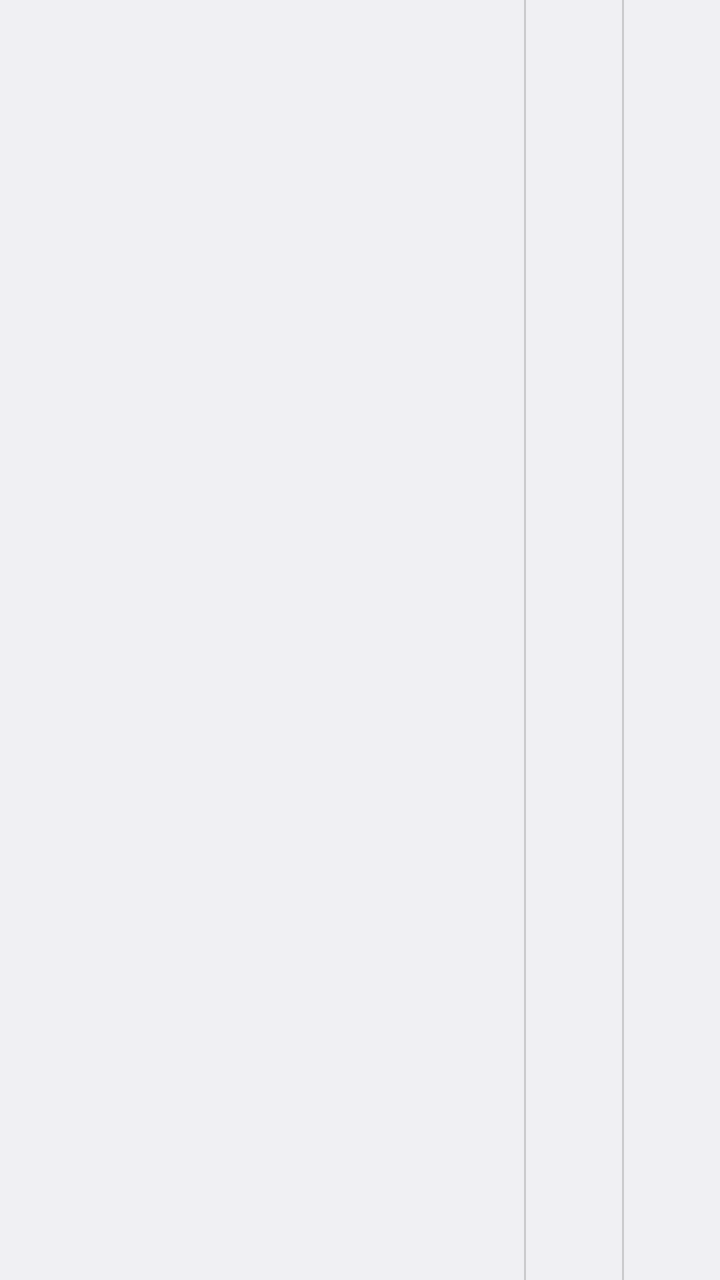
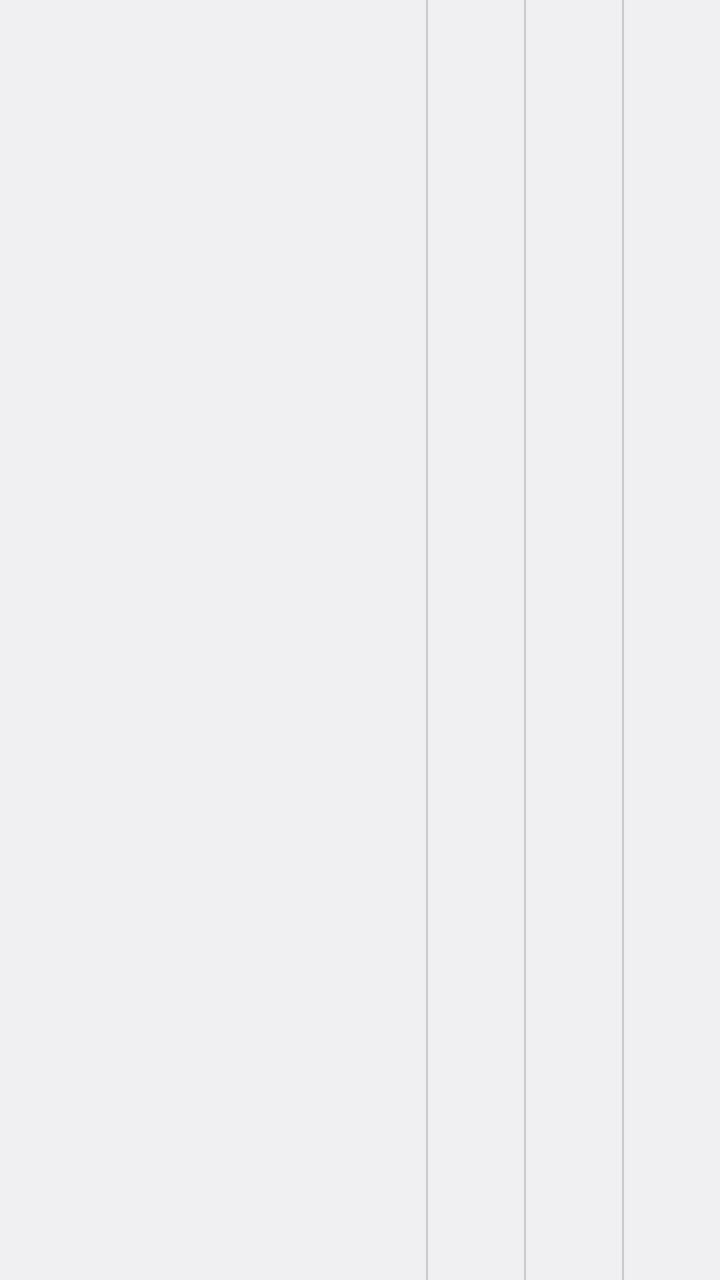

Compare the two renders of this Android layout. The source of the first and the diff that turns it into the second are given below.
<!-- AndroidManifest.xml: application theme Theme -->
<!-- res/layout/notification.xml -->
<?xml version="1.0" encoding="utf-8"?>
<LinearLayout xmlns:android="http://schemas.android.com/apk/res/android"
              android:layout_width="match_parent"
              android:layout_height="64dp"
              android:orientation="horizontal"
              android:baselineAligned="false">

    <FrameLayout
        android:id="@+id/notification_main_column"
        android:layout_width="match_parent"
        android:layout_height="match_parent"
        android:layout_weight="1"
    />

    <LinearLayout
        android:layout_width="wrap_content"
        android:layout_height="match_parent"
        android:layout_weight="0"
        android:orientation="horizontal">

        <include layout="@layout/notification_button_divider"/>

        <include
            layout="@layout/notification_button"
            android:id="@+id/rotate_left_button"/>

        <include layout="@layout/notification_button_divider"/>

        <include
            layout="@layout/notification_button"
            android:id="@+id/rotate_right_button"/>

    </LinearLayout>

</LinearLayout>
<!-- res/layout/notification_button_divider.xml (included above) -->
<?xml version="1.0" encoding="utf-8"?>
<ImageView
    xmlns:android="http://schemas.android.com/apk/res/android"
    xmlns:tools="http://schemas.android.com/tools"
    android:layout_width="1dp"
    android:layout_height="match_parent"
    android:background="#29000000"
    tools:showIn="@layout/notification"/>
<!-- res/layout/notification_button.xml (included above) -->
<?xml version="1.0" encoding="utf-8"?>
<ImageButton
    xmlns:android="http://schemas.android.com/apk/res/android"
    xmlns:tools="http://schemas.android.com/tools"
    style="@android:style/Widget.DeviceDefault.Button.Borderless.Small"
    android:theme="@style/Theme"
    android:scaleType="center"
    android:layout_width="wrap_content"
    android:layout_height="match_parent"
    android:padding="0dp"
    tools:showIn="@layout/notification"/>
<!-- resources referenced by this layout -->
<resources>
  <style name="Theme" parent="@android:style/Theme.DeviceDefault.Light.DarkActionBar">
  		<item name="android:actionBarStyle">@style/Theme.ActionBar</item>
  	</style>
  <style name="Theme.ActionBar" parent="android:Widget.DeviceDefault.Light.ActionBar.Solid">
  		<item name="android:titleTextStyle">@style/Theme.ActionBar.TitleTextStyle</item>
  		<item name="android:background">@color/primary_500</item>
  	</style>
  <style name="Theme.ActionBar.TitleTextStyle" parent="android:TextAppearance.DeviceDefault.Widget.ActionBar.Title">
  		<item name="android:textColor">@android:color/white</item>
  	</style>
  <color name="primary_500">#795548</color>
</resources>

<!-- the commit's change to res/layout/notification.xml (unified diff, before → after) -->
@@ -17,6 +17,12 @@
         android:layout_height="match_parent"
         android:layout_weight="0"
         android:orientation="horizontal">
+
+        <include layout="@layout/notification_button_divider"/>
+
+        <include
+            layout="@layout/notification_button"
+            android:id="@+id/toggle_mode_button"/>
 
         <include layout="@layout/notification_button_divider"/>
 
